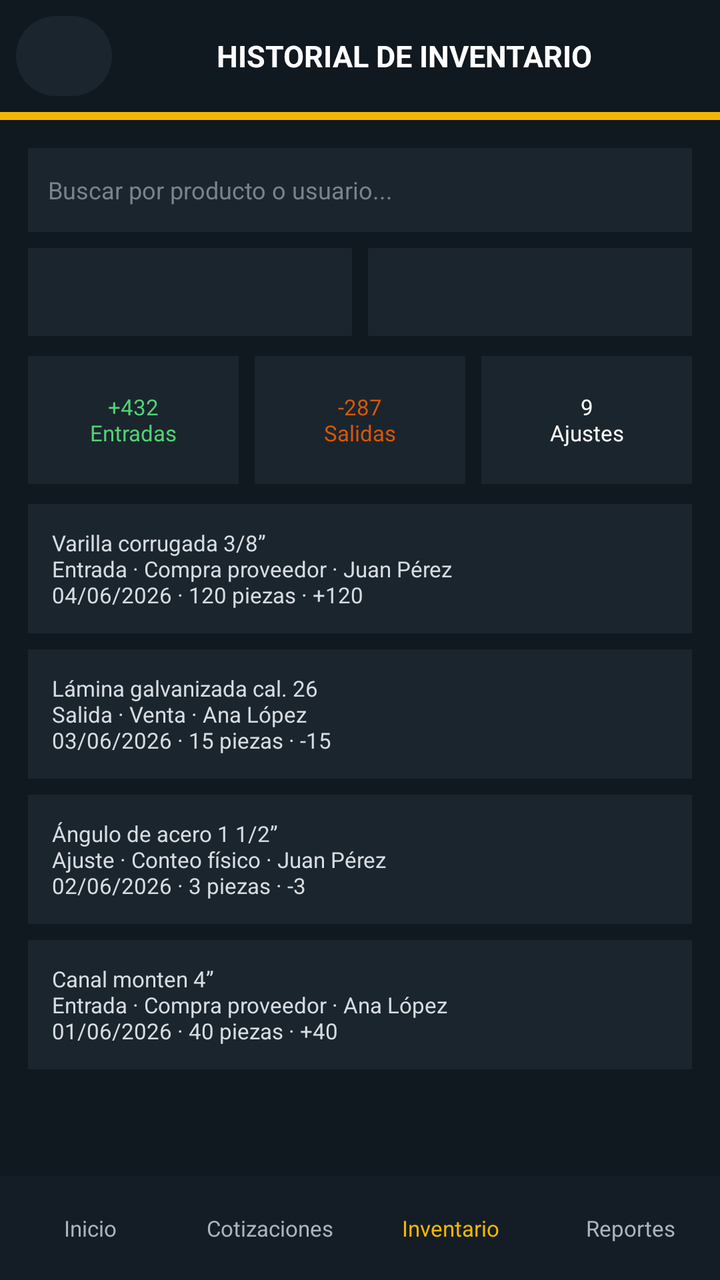
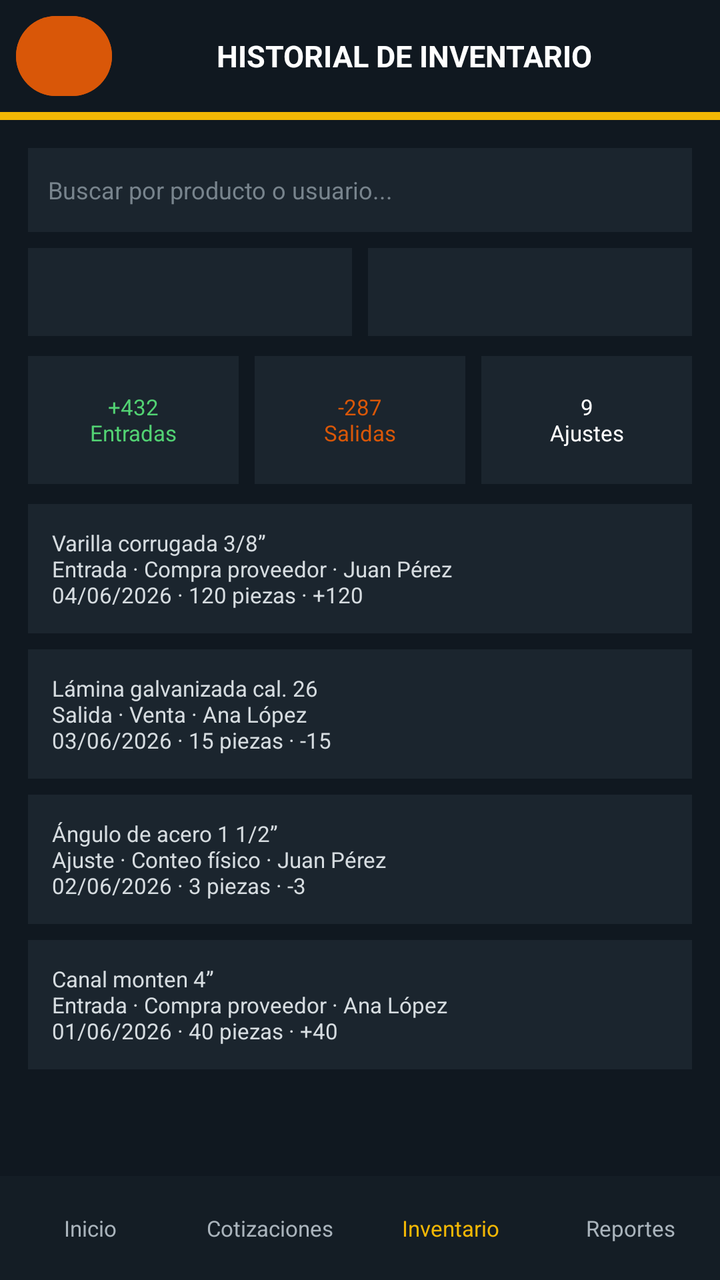

Compare the two renders of this Android layout. The source of the first and the diff that turns it into the second are given below.
<!-- AndroidManifest.xml: application theme Theme.Aceroswecorp -->
<!-- res/layout/activity_historial_inventario.xml -->
<?xml version="1.0" encoding="utf-8"?>
<LinearLayout xmlns:android="http://schemas.android.com/apk/res/android"
    android:id="@+id/screen_root"
    android:layout_width="match_parent"
    android:layout_height="match_parent"
    android:background="#101820"
    android:orientation="vertical">

    <LinearLayout
        android:layout_width="match_parent"
        android:layout_height="56dp"
        android:gravity="center_vertical"
        android:orientation="horizontal"
        android:paddingStart="8dp"
        android:paddingEnd="12dp">

        <Button
            android:id="@+id/screen_back"
            android:layout_width="48dp"
            android:layout_height="48dp"
            android:backgroundTint="#1B252E"
            android:contentDescription="@string/back"
            android:text="@string/back_arrow"
            android:textColor="#FFFFFF"
            android:textSize="24sp" />

        <TextView
            android:layout_width="0dp"
            android:layout_height="wrap_content"
            android:layout_weight="1"
            android:gravity="center"
            android:text="HISTORIAL DE INVENTARIO"
            android:textColor="#FFFFFF"
            android:textSize="15sp"
            android:textStyle="bold" />
    </LinearLayout>

    <TextView android:layout_width="match_parent" android:layout_height="4dp" android:background="#F2B705" />

    <ScrollView
        android:layout_width="match_parent"
        android:layout_height="0dp"
        android:layout_weight="1">

        <LinearLayout
            android:layout_width="match_parent"
            android:layout_height="wrap_content"
            android:orientation="vertical"
            android:padding="14dp">

            <EditText android:layout_width="match_parent" android:layout_height="42dp" android:background="#1B252E" android:hint="Buscar por producto o usuario..." android:padding="10dp" android:textColor="#FFFFFF" android:textColorHint="#78848D" android:textSize="12sp" />
            <LinearLayout android:layout_width="match_parent" android:layout_height="44dp" android:layout_marginTop="8dp" android:orientation="horizontal">
                <Spinner android:layout_width="0dp" android:layout_height="match_parent" android:layout_marginEnd="4dp" android:layout_weight="1" android:background="#1B252E" android:prompt="@string/all_inventory_movements" />
                <Spinner android:layout_width="0dp" android:layout_height="match_parent" android:layout_marginStart="4dp" android:layout_weight="1" android:background="#1B252E" android:prompt="@string/last_30_days" />
            </LinearLayout>

            <LinearLayout android:layout_width="match_parent" android:layout_height="64dp" android:layout_marginTop="10dp" android:orientation="horizontal">
                <TextView android:layout_width="0dp" android:layout_height="match_parent" android:layout_marginEnd="4dp" android:layout_weight="1" android:background="#1B252E" android:gravity="center" android:text="+432&#10;Entradas" android:textColor="#52D273" android:textSize="11sp" />
                <TextView android:layout_width="0dp" android:layout_height="match_parent" android:layout_marginStart="4dp" android:layout_marginEnd="4dp" android:layout_weight="1" android:background="#1B252E" android:gravity="center" android:text="-287&#10;Salidas" android:textColor="#D95708" android:textSize="11sp" />
                <TextView android:layout_width="0dp" android:layout_height="match_parent" android:layout_marginStart="4dp" android:layout_weight="1" android:background="#1B252E" android:gravity="center" android:text="9&#10;Ajustes" android:textColor="#FFFFFF" android:textSize="11sp" />
            </LinearLayout>

            <TextView android:layout_width="match_parent" android:layout_height="wrap_content" android:layout_marginTop="10dp" android:background="#1B252E" android:padding="12dp" android:text="Varilla corrugada 3/8”&#10;Entrada · Compra proveedor · Juan Pérez&#10;04/06/2026 · 120 piezas · +120" android:textColor="#D6DCE0" android:textSize="11sp" />
            <TextView android:layout_width="match_parent" android:layout_height="wrap_content" android:layout_marginTop="8dp" android:background="#1B252E" android:padding="12dp" android:text="Lámina galvanizada cal. 26&#10;Salida · Venta · Ana López&#10;03/06/2026 · 15 piezas · -15" android:textColor="#D6DCE0" android:textSize="11sp" />
            <TextView android:layout_width="match_parent" android:layout_height="wrap_content" android:layout_marginTop="8dp" android:background="#1B252E" android:padding="12dp" android:text="Ángulo de acero 1 1/2”&#10;Ajuste · Conteo físico · Juan Pérez&#10;02/06/2026 · 3 piezas · -3" android:textColor="#D6DCE0" android:textSize="11sp" />
            <TextView android:layout_width="match_parent" android:layout_height="wrap_content" android:layout_marginTop="8dp" android:background="#1B252E" android:padding="12dp" android:text="Canal monten 4”&#10;Entrada · Compra proveedor · Ana López&#10;01/06/2026 · 40 piezas · +40" android:textColor="#D6DCE0" android:textSize="11sp" />
        </LinearLayout>
    </ScrollView>

    <LinearLayout android:layout_width="match_parent" android:layout_height="52dp" android:background="#141D25" android:gravity="center" android:orientation="horizontal">
        <TextView android:id="@+id/nav_inicio" android:layout_width="0dp" android:layout_height="match_parent" android:layout_weight="1" android:gravity="center" android:text="Inicio" android:textColor="#AAB4BC" android:textSize="11sp" />
        <TextView android:id="@+id/nav_cotizaciones" android:layout_width="0dp" android:layout_height="match_parent" android:layout_weight="1" android:gravity="center" android:text="Cotizaciones" android:textColor="#AAB4BC" android:textSize="11sp" />
        <TextView android:id="@+id/nav_inventario" android:layout_width="0dp" android:layout_height="match_parent" android:layout_weight="1" android:gravity="center" android:text="Inventario" android:textColor="#F2B705" android:textSize="11sp" />
        <TextView android:id="@+id/nav_reportes" android:layout_width="0dp" android:layout_height="match_parent" android:layout_weight="1" android:gravity="center" android:text="Reportes" android:textColor="#AAB4BC" android:textSize="11sp" />
    </LinearLayout>
</LinearLayout>
<!-- resources referenced by this layout -->
<resources>
  <string name="all_inventory_movements">Todos los movimientos</string>
  <string name="back">Volver</string>
  <string name="back_arrow">‹</string>
  <string name="last_30_days">Últimos 30 días</string>
  <style name="Theme.Aceroswecorp" parent="Base.Theme.Aceroswecorp" />
  <style name="Base.Theme.Aceroswecorp" parent="Theme.Material3.DayNight.NoActionBar">
          
          
      </style>
</resources>

<!-- the commit's change to res/layout/activity_historial_inventario.xml (unified diff, before → after) -->
@@ -18,7 +18,7 @@
             android:id="@+id/screen_back"
             android:layout_width="48dp"
             android:layout_height="48dp"
-            android:backgroundTint="#1B252E"
+            android:backgroundTint="#D95708"
             android:contentDescription="@string/back"
             android:text="@string/back_arrow"
             android:textColor="#FFFFFF"
